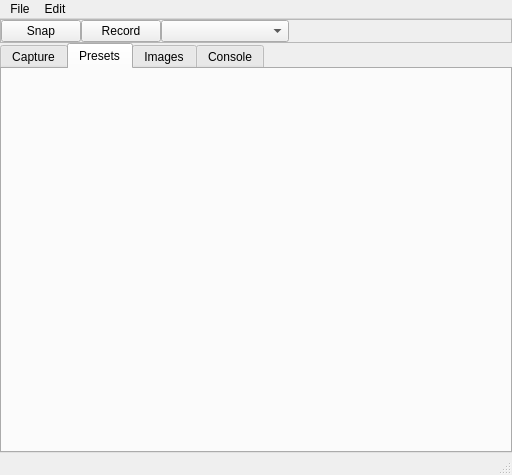
Old version of the form mainwindow.ui in the repository Panniku/ScrnshotMgr.
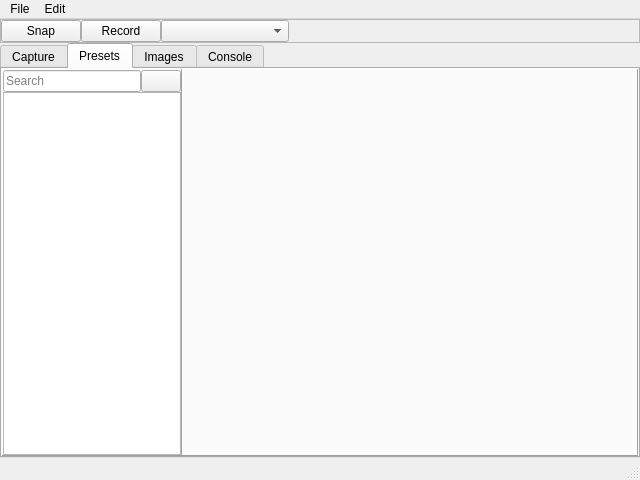
New version of the form. The open tabs and pages were chosen to show the change. Icons and pictures are not drawn.

What changed in the file:
```diff
--- a/mainwindow.ui
+++ b/mainwindow.ui
@@ -6,8 +6,8 @@
    <rect>
     <x>0</x>
     <y>0</y>
-    <width>512</width>
-    <height>475</height>
+    <width>640</width>
+    <height>480</height>
    </rect>
   </property>
   <property name="sizePolicy">
@@ -285,6 +285,122 @@
        <attribute name="title">
         <string>Presets</string>
        </attribute>
+       <layout class="QHBoxLayout" name="horizontalLayout_4">
+        <property name="spacing">
+         <number>0</number>
+        </property>
+        <property name="leftMargin">
+         <number>0</number>
+        </property>
+        <property name="topMargin">
+         <number>0</number>
+        </property>
+        <property name="rightMargin">
+         <number>0</number>
+        </property>
+        <property name="bottomMargin">
+         <number>0</number>
+        </property>
+        <item>
+         <widget class="QFrame" name="presetsTabItems">
+          <property name="maximumSize">
+           <size>
+            <width>180</width>
+            <height>16777215</height>
+           </size>
+          </property>
+          <property name="frameShape">
+           <enum>QFrame::Panel</enum>
+          </property>
+          <property name="frameShadow">
+           <enum>QFrame::Raised</enum>
+          </property>
+          <layout class="QVBoxLayout" name="verticalLayout_2">
+           <property name="spacing">
+            <number>0</number>
+           </property>
+           <property name="leftMargin">
+            <number>0</number>
+           </property>
+           <property name="topMargin">
+            <number>0</number>
+           </property>
+           <property name="rightMargin">
+            <number>0</number>
+           </property>
+           <property name="bottomMargin">
+            <number>0</number>
+           </property>
+           <item>
+            <layout class="QHBoxLayout" name="presetHBox">
+             <property name="spacing">
+              <number>0</number>
+             </property>
+             <item>
+              <widget class="QLineEdit" name="presetSearchItem">
+               <property name="inputMask">
+                <string/>
+               </property>
+               <property name="text">
+                <string/>
+               </property>
+               <property name="frame">
+                <bool>true</bool>
+               </property>
+               <property name="placeholderText">
+                <string>Search</string>
+               </property>
+               <property name="clearButtonEnabled">
+                <bool>false</bool>
+               </property>
+              </widget>
+             </item>
+             <item>
+              <widget class="QPushButton" name="presetAddItem">
+               <property name="maximumSize">
+                <size>
+                 <width>16777215</width>
+                 <height>16777215</height>
+                </size>
+               </property>
+               <property name="text">
+                <string/>
+               </property>
+               <property name="icon">
+                <iconset resource="resources.qrc">
+                 <normaloff>:/resources_root/icons/ph--plus.svg</normaloff>:/resources_root/icons/ph--plus.svg</iconset>
+               </property>
+               <property name="flat">
+                <bool>false</bool>
+               </property>
+              </widget>
+             </item>
+            </layout>
+           </item>
+           <item>
+            <widget class="QListView" name="presetListView">
+             <property name="minimumSize">
+              <size>
+               <width>0</width>
+               <height>0</height>
+              </size>
+             </property>
+            </widget>
+           </item>
+          </layout>
+         </widget>
+        </item>
+        <item>
+         <widget class="QFrame" name="presetTabProps">
+          <property name="frameShape">
+           <enum>QFrame::Panel</enum>
+          </property>
+          <property name="frameShadow">
+           <enum>QFrame::Raised</enum>
+          </property>
+         </widget>
+        </item>
+       </layout>
       </widget>
       <widget class="QWidget" name="imageTab">
        <attribute name="title">
@@ -338,8 +454,8 @@
     <rect>
      <x>0</x>
      <y>0</y>
-     <width>512</width>
-     <height>21</height>
+     <width>640</width>
+     <height>17</height>
     </rect>
    </property>
    <widget class="QMenu" name="menuFile">
```
Left out of the diff: 25 changed lines with no effect on the pictures.
